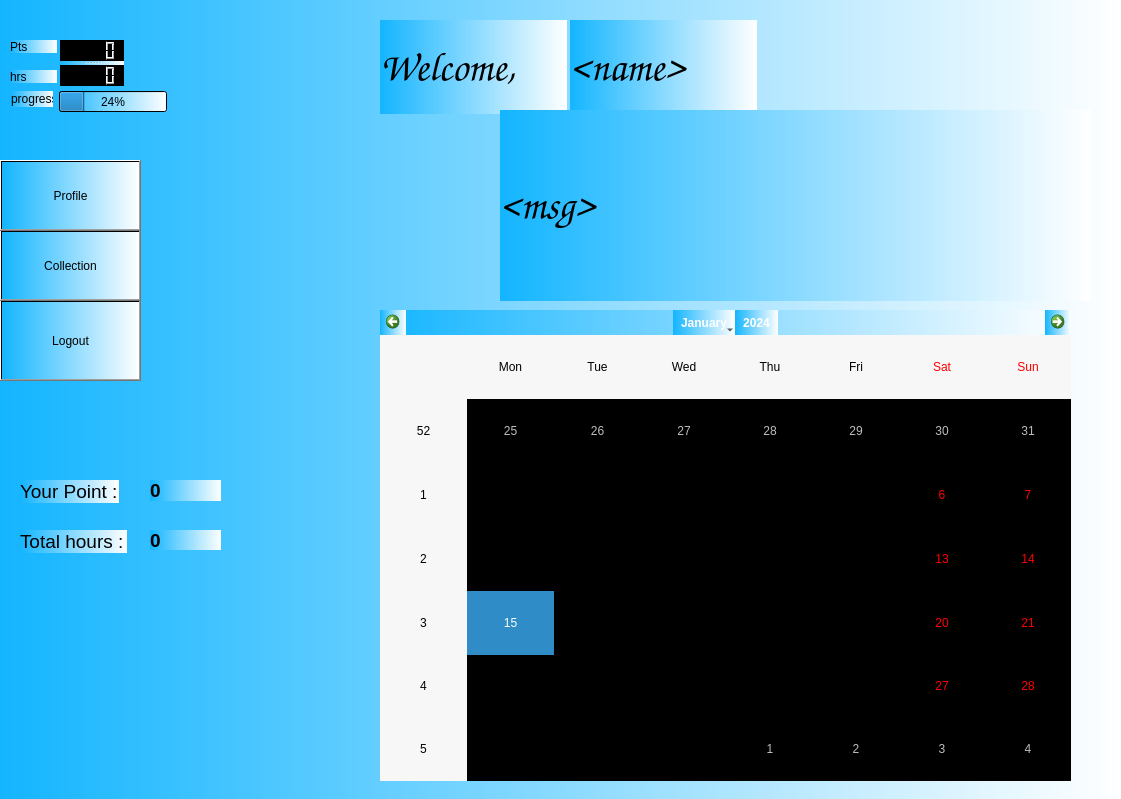
Qt form volunteer.ui (ShadiMi/Group27_hApp_project) before a commit.
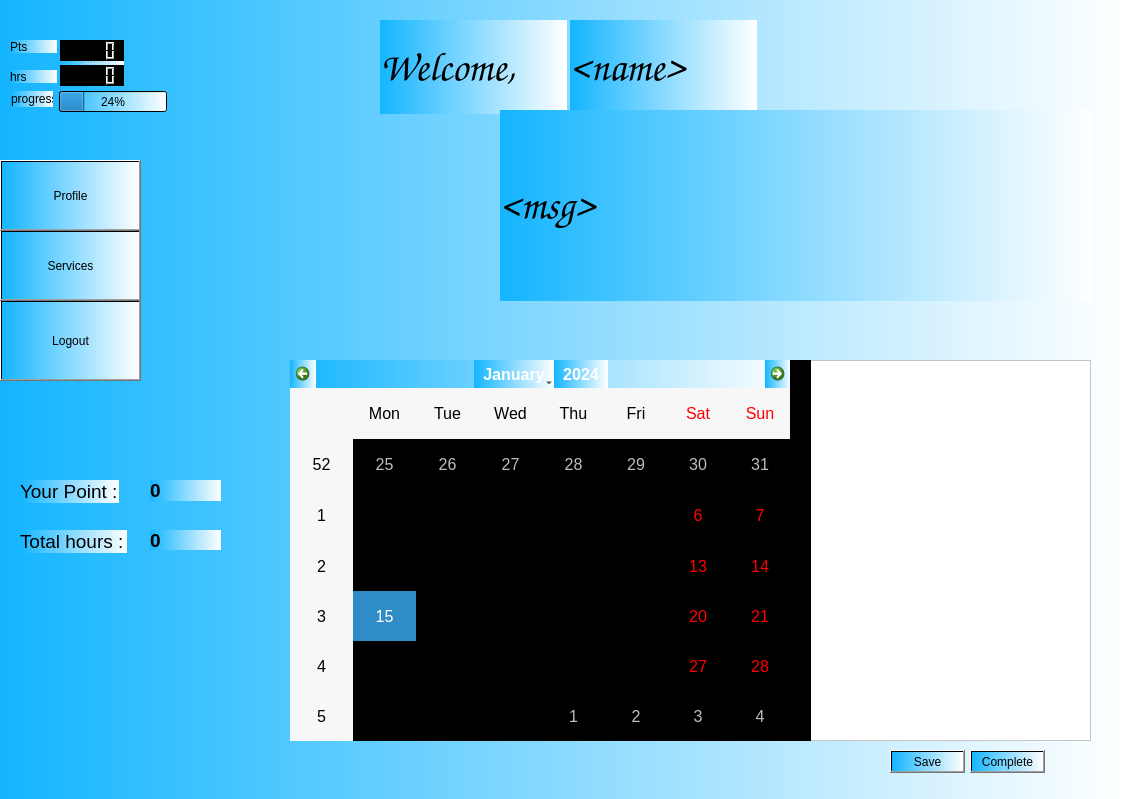
The same form after that commit.

Commit message: updated volunteers page, add volunteers services and functionality

What changed in the file:
```diff
--- a/volunteer.ui
+++ b/volunteer.ui
@@ -14,7 +14,7 @@
    <string>volunteerprofile</string>
   </property>
   <property name="styleSheet">
-   <string notr="true">background:qlineargradient(spread:pad, x1:0, y1:0, x2:1, y2:0, stop:0 rgb(20, 181, 255), stop:1 rgb(255, 255, 255, 255))</string>
+   <string notr="true">background:qlineargradient(spread:pad, x1:0, y1:0, x2:1, y2:0, stop:0 rgb(20, 181, 255), stop:1 rgba(255, 255, 255, 255))</string>
   </property>
   <widget class="QWidget" name="verticalLayoutWidget_2">
    <property name="geometry">
@@ -50,7 +50,7 @@
     </rect>
    </property>
    <property name="text">
-    <string>Collection</string>
+    <string>Services</string>
    </property>
   </widget>
   <widget class="QLabel" name="sumtotal">
@@ -144,12 +144,17 @@
   <widget class="QCalendarWidget" name="calendarWidget">
    <property name="geometry">
     <rect>
-     <x>380</x>
-     <y>310</y>
-     <width>691</width>
-     <height>471</height>
+     <x>290</x>
+     <y>360</y>
+     <width>501</width>
+     <height>381</height>
     </rect>
    </property>
+   <property name="font">
+    <font>
+     <pointsize>12</pointsize>
+    </font>
+   </property>
    <property name="styleSheet">
     <string notr="true">background:setAttribute(Qt::WA_TranslucentBackground)</string>
    </property>
@@ -341,6 +346,64 @@
     </property>
    </widget>
   </widget>
+  <widget class="QListWidget" name="svListWidget">
+   <property name="geometry">
+    <rect>
+     <x>810</x>
+     <y>360</y>
+     <width>281</width>
+     <height>381</height>
+    </rect>
+   </property>
+   <property name="styleSheet">
+    <string notr="true">background:white</string>
+   </property>
+   <property name="defaultDropAction">
+    <enum>Qt::MoveAction</enum>
+   </property>
+  </widget>
+  <widget class="Line" name="line">
+   <property name="geometry">
+    <rect>
+     <x>790</x>
+     <y>360</y>
+     <width>21</width>
+     <height>381</height>
+    </rect>
+   </property>
+   <property name="styleSheet">
+    <string notr="true">background:black</string>
+   </property>
+   <property name="orientation">
+    <enum>Qt::Vertical</enum>
+   </property>
+  </widget>
+  <widget class="QPushButton" name="completeButton">
+   <property name="geometry">
+    <rect>
+     <x>970</x>
+     <y>750</y>
+     <width>75</width>
+     <height>23</height>
+    </rect>
+   </property>
+   <property name="text">
+    <string>Complete</string>
+   </property>
+  </widget>
+  <widget class="QPushButton" name="saveButton">
+   <property name="geometry">
+    <rect>
+     <x>890</x>
+     <y>750</y>
+     <width>75</width>
+     <height>23</height>
+    </rect>
+   </property>
+   <property name="text">
+    <string>Save</string>
+   </property>
+  </widget>
  </widget>
  <resources/>
  <connections/>
```
Left out of the diff: 4 changed lines with no effect on the pictures. The commit also changes 8 other files.
